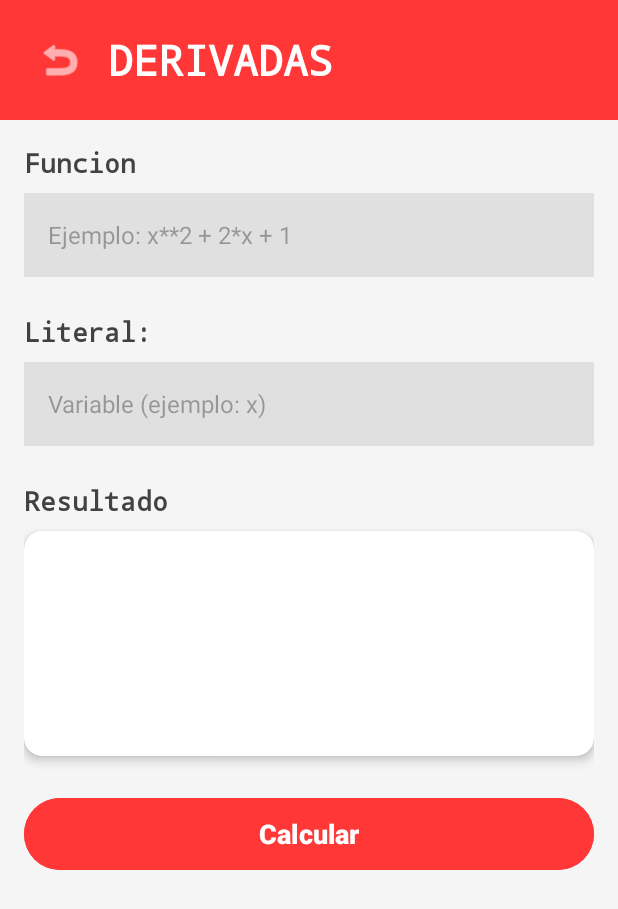
After one commit to Aramco936/MultiCalc, an Android app: the layout activity_derivadas.xml on its own in the app's theme, with its tools: preview values and no code run, on a phone screen of 412 x 824 dp. The commit adds this screen. Shown: the top 909 px of the screen. Run offline under Robolectric (Android 15) with nearby library versions, the phone set to English and light mode, and no system bars.

Commit message:
Sprint 2: Estructura base - Menu calculadoras, Derivadas y Graficador

```diff
--- /dev/null
+++ b/app/src/main/res/layout/activity_derivadas.xml
@@ -0,0 +1,159 @@
+<?xml version="1.0" encoding="utf-8"?>
+<androidx.constraintlayout.widget.ConstraintLayout
+    xmlns:android="http://schemas.android.com/apk/res/android"
+    xmlns:app="http://schemas.android.com/apk/res-auto"
+    android:layout_width="match_parent"
+    android:layout_height="match_parent"
+    android:background="#F5F5F5">
+
+    <!-- HEADER ROJO -->
+    <LinearLayout
+        android:id="@+id/layoutHeader"
+        android:layout_width="0dp"
+        android:layout_height="wrap_content"
+        android:orientation="horizontal"
+        android:gravity="center_vertical"
+        android:background="#FF3737"
+        android:padding="16dp"
+        app:layout_constraintTop_toTopOf="parent"
+        app:layout_constraintStart_toStartOf="parent"
+        app:layout_constraintEnd_toEndOf="parent">
+
+        <ImageButton
+            android:id="@+id/btnBack"
+            android:layout_width="48dp"
+            android:layout_height="48dp"
+            android:src="@android:drawable/ic_menu_revert"
+            android:background="?attr/selectableItemBackgroundBorderless"
+            app:tint="#FFFFFF"
+            android:contentDescription="Volver" />
+
+        <TextView
+            android:layout_width="0dp"
+            android:layout_height="wrap_content"
+            android:layout_weight="1"
+            android:text="DERIVADAS"
+            android:textSize="28sp"
+            android:textStyle="bold"
+            android:fontFamily="monospace"
+            android:textColor="#FFFFFF"
+            android:layout_marginStart="8dp" />
+
+    </LinearLayout>
+
+    <!-- CONTENIDO CON SCROLL -->
+    <ScrollView
+        android:layout_width="0dp"
+        android:layout_height="0dp"
+        app:layout_constraintTop_toBottomOf="@id/layoutHeader"
+        app:layout_constraintBottom_toBottomOf="parent"
+        app:layout_constraintStart_toStartOf="parent"
+        app:layout_constraintEnd_toEndOf="parent">
+
+        <LinearLayout
+            android:layout_width="match_parent"
+            android:layout_height="wrap_content"
+            android:orientation="vertical"
+            android:padding="16dp">
+
+            <!-- FUNCIÓN -->
+            <TextView
+                android:layout_width="wrap_content"
+                android:layout_height="wrap_content"
+                android:text="Funcion"
+                android:textSize="18sp"
+                android:textColor="#424242"
+                android:textStyle="bold"
+                android:fontFamily="monospace"
+                android:layout_marginBottom="8dp" />
+
+            <EditText
+                android:id="@+id/etFuncion"
+                android:layout_width="match_parent"
+                android:layout_height="56dp"
+                android:hint="Ejemplo: x**2 + 2*x + 1"
+                android:inputType="text"
+                android:background="@android:color/darker_gray"
+                android:backgroundTint="#E0E0E0"
+                android:padding="16dp"
+                android:textSize="16sp"
+                android:layout_marginBottom="24dp" />
+
+            <!-- LITERAL -->
+            <TextView
+                android:layout_width="wrap_content"
+                android:layout_height="wrap_content"
+                android:text="Literal:"
+                android:textSize="18sp"
+                android:textColor="#424242"
+                android:textStyle="bold"
+                android:fontFamily="monospace"
+                android:layout_marginBottom="8dp" />
+
+            <EditText
+                android:id="@+id/etLiteral"
+                android:layout_width="match_parent"
+                android:layout_height="56dp"
+                android:hint="Variable (ejemplo: x)"
+                android:inputType="text"
+                android:background="@android:color/darker_gray"
+                android:backgroundTint="#E0E0E0"
+                android:padding="16dp"
+                android:textSize="16sp"
+                android:maxLength="1"
+                android:layout_marginBottom="24dp" />
+
+            <!-- RESULTADO -->
+            <TextView
+                android:layout_width="wrap_content"
+                android:layout_height="wrap_content"
+                android:text="Resultado"
+                android:textSize="18sp"
+                android:textColor="#424242"
+                android:textStyle="bold"
+                android:fontFamily="monospace"
+                android:layout_marginBottom="8dp" />
+
+            <androidx.cardview.widget.CardView
+                android:layout_width="match_parent"
+                android:layout_height="150dp"
+                android:layout_marginBottom="24dp"
+                app:cardBackgroundColor="#FFFFFF"
+                app:cardCornerRadius="12dp"
+                app:cardElevation="4dp">
+
+                <ScrollView
+                    android:layout_width="match_parent"
+                    android:layout_height="match_parent">
+
+                    <TextView
+                        android:id="@+id/txtResultado"
+                        android:layout_width="match_parent"
+                        android:layout_height="wrap_content"
+                        android:text=""
+                        android:textSize="18sp"
+                        android:textColor="#000000"
+                        android:padding="16dp"
+                        android:gravity="center" />
+
+                </ScrollView>
+
+            </androidx.cardview.widget.CardView>
+
+            <!-- BOTÓN CALCULAR -->
+            <Button
+                android:id="@+id/btnCalcular"
+                android:layout_width="match_parent"
+                android:layout_height="56dp"
+                android:text="Calcular"
+                android:textSize="18sp"
+                android:textStyle="bold"
+                android:backgroundTint="#FF3737"
+                android:textColor="#FFFFFF"
+                app:cornerRadius="28dp" />
+
+        </LinearLayout>
+
+    </ScrollView>
+
+</androidx.constraintlayout.widget.ConstraintLayout>
```
Also changed, not shown: app/src/main/java/com/example/multicalc/CalculadorasMenuActivity.kt (added, +51 -0 lines), app/src/main/java/com/example/multicalc/DerivadasActivity.kt (added, +67 -0 lines), app/src/main/java/com/example/multicalc/GraficadorActivity.kt (added, +92 -0 lines), app/src/main/java/com/example/multicalc/MainActivity.kt (+4 -3 lines), app/src/main/res/layout/activity_calculadoras_menu.xml (added, +137 -0 lines).
